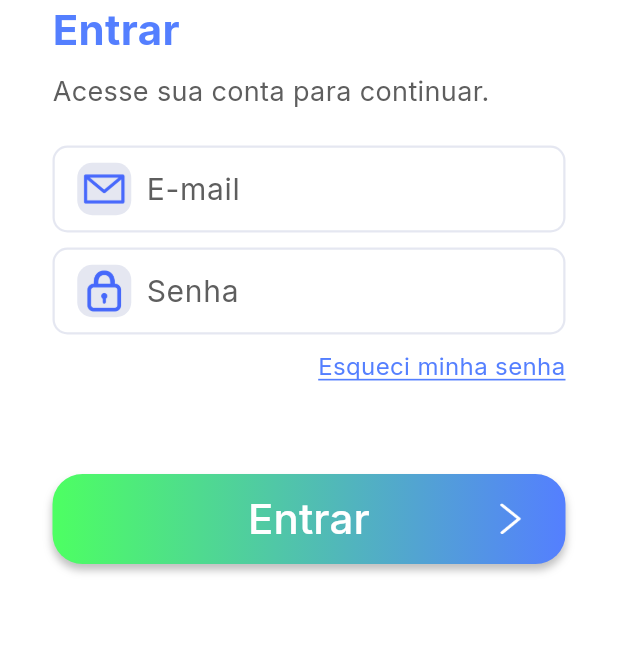
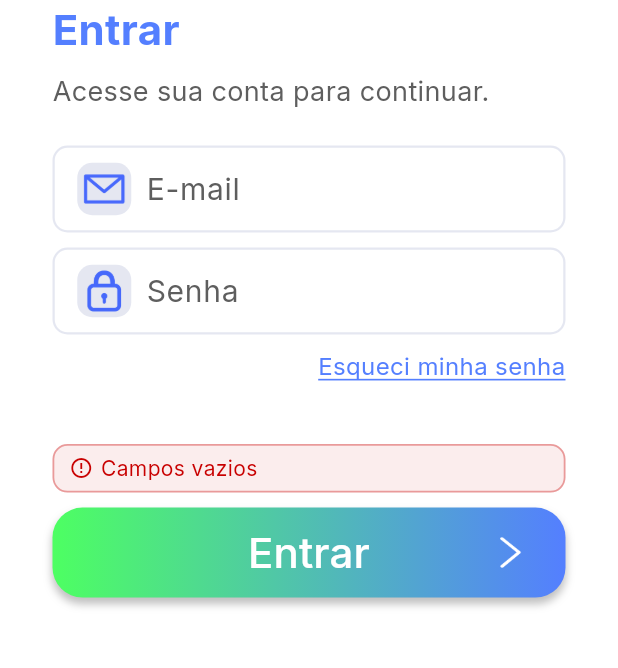
Before and after one commit to Issler78/Projeto-Final-QI-dev-app-II, a Flutter app: the Login screen opened by its route, after a tap on "Entrar", on a phone screen of 412 x 824 dp, the part 240-908 px from its top. Run offline on Flutter 3.47's test engine with Material 3 defaults, Android fonts, the phone set to English and light mode, and no system bars; drawn by our look-alikes of flutter_animate; our stand-ins replace decimal, flutter_multi_formatter, google_fonts, mask_text_input_formatter, shared_preferences; accounts and stored records are empty.

Commit message:
update error messages in forms

```diff
--- a/lib/widgets/forms/form_login.dart
+++ b/lib/widgets/forms/form_login.dart
@@ -2,6 +2,7 @@ import 'package:flutter/material.dart';
 import 'package:flutter_animate/flutter_animate.dart';
 import 'package:pulsetime/widgets/buttons/botao_continuar.dart';
 import 'package:pulsetime/widgets/inputs/text_input.dart';
+import 'package:pulsetime/widgets/mensagem_erro.dart';
 import 'package:shared_preferences/shared_preferences.dart';
 
 class FormLogin extends StatefulWidget {
@@ -16,6 +17,7 @@ class FormLogin extends StatefulWidget {
 class _FormLoginState extends State<FormLogin>{
   final TextEditingController _emailController = TextEditingController();
   final TextEditingController _senhaController = TextEditingController();
+  String ?_erro;
 
   @override
   void dispose() {
@@ -84,7 +86,10 @@ class _FormLoginState extends State<FormLogin>{
           )
           .fadeIn(duration: Duration(milliseconds: 1500)),
 
-          SizedBox(height: 60,),
+          SizedBox(height: 40,),
+
+          _erro != null ? MensagemErro(mensagem: _erro!) : SizedBox(),
+          SizedBox(height: 10,),
 
 
 
@@ -96,9 +101,11 @@ class _FormLoginState extends State<FormLogin>{
             String email = _emailController.text.trim();
             String senha = _senhaController.text.trim();
 
-            // verifica se os campos sao vazios ou se a senha é mto curta
+            // verifica se os campos sao vazios ou se o email ou senha nao correspondem (MENSAGEM DE ERRO)
             if(email == "" || senha == ""){
-              print("falta completar campos");
+              setState(() {
+                _erro = "Campos vazios";
+              });
               return;
             }
 
@@ -109,9 +116,12 @@ class _FormLoginState extends State<FormLogin>{
 
             // PARA FIM DE TESTE
             // prefs.setBool("logadoPro", true);
-            prefs.setBool("temAgenda", false);
+            // prefs.setBool("temAgenda", false);
 
             // mandar para tela inicial, agora logado
+            setState(() {
+              _erro = null;
+            });
             nav.pushNamed("/");
           })
           .animate()
```
Also changed, not shown: lib/widgets/forms/form_cad.dart (+14 -3 lines).
